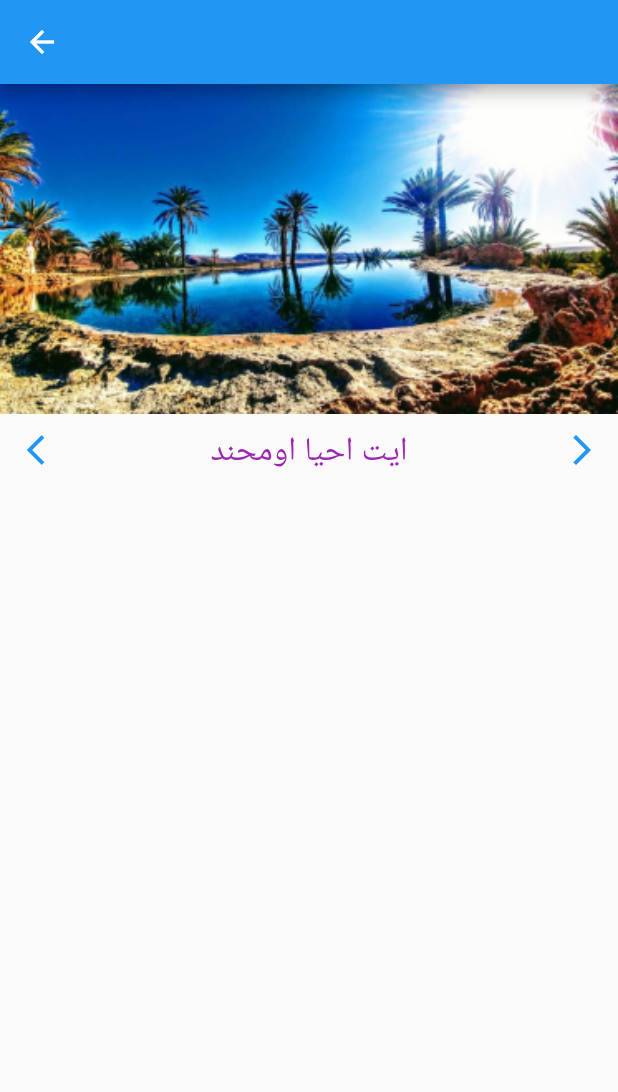
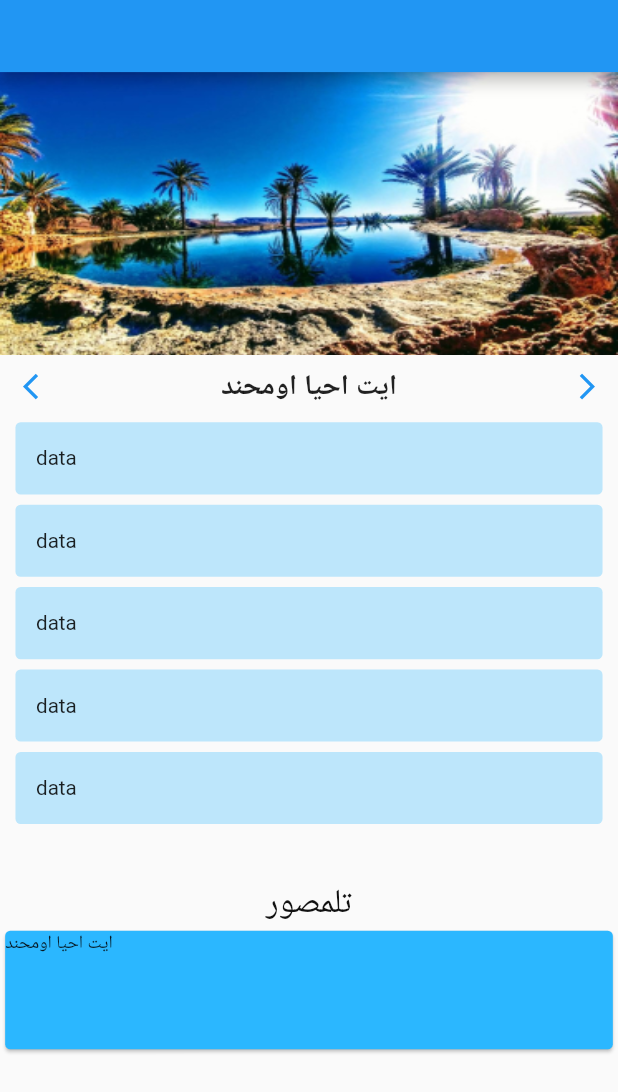
Before and after one commit to oussaid1/lhbat, a Flutter app: the screen it shows after launch, after a tap on the "arrow forward ios" icon, on a phone screen of 412 x 824 dp. Shown: the top 1092 px of the screen. Run offline on Flutter 3.47's test engine with Material 2 defaults, Android fonts, the phone set to English and light mode, and no system bars; our stand-ins replace flutter_svg, google_fonts, responsive_framework.

Commit message:
ver 0.0.1

```diff
--- /dev/null
+++ b/lib/components.dart
@@ -0,0 +1,6 @@
+export 'settings/settings.dart';
+export 'settings/theme.dart';
+export 'screens/home/home/home.dart';
+export 'screens/home/welcome.dart';
+export 'package:flutter/material.dart';
+export 'package:lhbat/settings/theme/typography.dart';
--- a/lib/main.dart
+++ b/lib/main.dart
@@ -1,5 +1,9 @@
 import 'package:flutter/material.dart';
+import 'package:lhbat/screens/home/home/home.dart';
 import 'package:lhbat/screens/home/welcome.dart';
+import 'package:responsive_framework/responsive_framework.dart';
+
+import 'routing/routes.dart';
 
 void main() {
   runApp(const MyApp());
@@ -11,11 +15,34 @@ class MyApp extends StatelessWidget {
   @override
   Widget build(BuildContext context) {
     return MaterialApp(
-      title: 'Flutter Demo',
+      debugShowCheckedModeBanner: false,
+      builder: (context, widget) => ResponsiveWrapper.builder(widget,
+          maxWidth: 1200,
+          minWidth: 480,
+          defaultScale: true,
+          breakpoints: [
+            const ResponsiveBreakpoint.resize(480, name: MOBILE),
+            const ResponsiveBreakpoint.autoScale(800, name: TABLET),
+            const ResponsiveBreakpoint.resize(1000, name: DESKTOP),
+          ],
+          background: Container(color: const Color(0xFFF5F5F5))),
+      title: 'Lhbat',
       theme: ThemeData(
         primarySwatch: Colors.blue,
       ),
-      home: const Welcome(),
+      onGenerateRoute: (RouteSettings settings) {
+        return Routes.fadeThrough(settings, (context) {
+          switch (settings.name) {
+            case Routes.home:
+              return const Home();
+            case Routes.welcome:
+              return const Welcome();
+
+            default:
+              return const SizedBox.shrink();
+          }
+        });
+      },
     );
   }
 }
--- /dev/null
+++ b/lib/routing/routes.dart
@@ -0,0 +1,20 @@
+import 'package:animations/animations.dart';
+import 'package:flutter/widgets.dart';
+
+class Routes {
+  static const String home = "/";
+  static const String welcome = "welcome";
+  static const String settings = "settings";
+
+  static Route<T> fadeThrough<T>(RouteSettings settings, WidgetBuilder page,
+      {int duration = 300}) {
+    return PageRouteBuilder<T>(
+      settings: settings,
+      transitionDuration: Duration(milliseconds: duration),
+      pageBuilder: (context, animation, secondaryAnimation) => page(context),
+      transitionsBuilder: (context, animation, secondaryAnimation, child) {
+        return FadeScaleTransition(animation: animation, child: child);
+      },
+    );
+  }
+}
--- a/lib/screens/home/home.dart
+++ /dev/null
@@ -1,50 +0,0 @@
-import 'package:flutter/material.dart';
-
-class Home extends StatelessWidget {
-  const Home({Key? key}) : super(key: key);
-
-  @override
-  Widget build(BuildContext context) {
-    const String current = "ايت احيا اومحند";
-    const String assetName = 'assets/images/topimage.jpg';
-    final Widget topImage = Image.asset(
-      assetName,
-      fit: BoxFit.fill,
-    );
-    return Scaffold(
-      appBar: AppBar(),
-      body: Column(
-        children: [
-          SizedBox(
-            height: 220,
-            width: MediaQuery.of(context).size.width,
-            child: Container(
-              child: topImage,
-            ),
-          ),
-          Row(
-            mainAxisAlignment: MainAxisAlignment.spaceBetween,
-            children: [
-              IconButton(
-                onPressed: () {},
-                icon: const Icon(
-                  Icons.arrow_back_ios_sharp,
-                  color: Colors.blue,
-                ),
-              ),
-              const Text(current,
-                  style: TextStyle(color: Colors.purple, fontSize: 22)),
-              IconButton(
-                onPressed: () {},
-                icon: const Icon(
-                  Icons.arrow_forward_ios_sharp,
-                  color: Colors.blue,
-                ),
-              ),
-            ],
-          )
-        ],
-      ),
-    );
-  }
-}
--- /dev/null
+++ b/lib/screens/home/home/bottom_wdget.dart
@@ -0,0 +1,28 @@
+import 'package:lhbat/components.dart';
+import 'package:lhbat/settings/theme/typography.dart';
+
+class BottomWidget extends StatelessWidget {
+  const BottomWidget({Key? key, required this.telmsour}) : super(key: key);
+  final String telmsour;
+  @override
+  Widget build(BuildContext context) {
+    return SizedBox(
+      child: Column(
+        children: [
+          Text(
+            "تلمصور",
+            style: MTypography.headlineTextStyle,
+          ),
+          SizedBox(
+            width: MediaQuery.of(context).size.width,
+            height: 100,
+            child: Card(
+              color: MTypography.primaryColor,
+              child: Text(telmsour),
+            ),
+          ),
+        ],
+      ),
+    );
+  }
+}
--- /dev/null
+++ b/lib/screens/home/home/centre_list.dart
@@ -0,0 +1,26 @@
+import 'package:lhbat/components.dart';
+import 'package:lhbat/settings/theme/typography.dart';
+
+class CentreList extends StatelessWidget {
+  const CentreList({Key? key}) : super(key: key);
+
+  @override
+  Widget build(BuildContext context) {
+    return ListView.builder(
+      itemCount: 5,
+      itemBuilder: (context, index) {
+        return Padding(
+          padding: const EdgeInsets.only(left: 8.0, right: 8),
+          child: Card(
+            elevation: 0,
+            color: MTypography.secondaryColor,
+            child: const ListTile(
+              title: Text("data"),
+              focusColor: Colors.blue,
+            ),
+          ),
+        );
+      },
+    );
+  }
+}
--- /dev/null
+++ b/lib/screens/home/home/home.dart
@@ -0,0 +1,63 @@
+import 'package:flutter/material.dart';
+import 'package:flutter/rendering.dart';
+import 'package:lhbat/screens/home/home/bottom_wdget.dart';
+import 'package:lhbat/screens/home/home/centre_list.dart';
+
+class Home extends StatelessWidget {
+  const Home({Key? key}) : super(key: key);
+
+  @override
+  Widget build(BuildContext context) {
+    const String current = "ايت احيا اومحند";
+    const String assetName = 'assets/images/topimage.jpg';
+    final Widget topImage = Image.asset(
+      assetName,
+      fit: BoxFit.fill,
+    );
+    return Scaffold(
+      appBar: AppBar(),
+      body: SingleChildScrollView(
+        child: Column(
+          children: [
+            SizedBox(
+              height: 220,
+              width: MediaQuery.of(context).size.width,
+              child: Container(
+                child: topImage,
+              ),
+            ),
+            Row(
+              mainAxisAlignment: MainAxisAlignment.spaceBetween,
+              children: [
+                IconButton(
+                  onPressed: () {},
+                  icon: const Icon(
+                    Icons.arrow_back_ios_sharp,
+                    color: Colors.blue,
+                  ),
+                ),
+                const Text(current,
+                    style:
+                        TextStyle(fontWeight: FontWeight.bold, fontSize: 22)),
+                IconButton(
+                  onPressed: () {},
+                  icon: const Icon(
+                    Icons.arrow_forward_ios_sharp,
+                    color: Colors.blue,
+                  ),
+                ),
+              ],
+            ),
+            SizedBox(
+                height: 360,
+                width: MediaQuery.of(context).size.width,
+                child: const CentreList()),
+            const BottomWidget(
+              telmsour: current,
+            ),
+          ],
+        ),
+      ),
+    );
+  }
+}
--- a/lib/screens/home/welcome.dart
+++ b/lib/screens/home/welcome.dart
@@ -1,6 +1,6 @@
 import 'package:flutter/material.dart';
 import 'package:flutter_svg/svg.dart';
-import 'package:lhbat/screens/home/home.dart';
+import 'package:lhbat/screens/home/home/home.dart';
 
 class Welcome extends StatelessWidget {
   const Welcome({Key? key}) : super(key: key);
--- a/lib/settings/theme.dart
+++ b/lib/settings/theme.dart
@@ -2,7 +2,6 @@ import 'dart:ui';
 
 import 'package:flutter/cupertino.dart';
 import 'package:flutter/material.dart';
-import 'package:google_fonts/google_fonts.dart';
 
 class MThemeData {
   MThemeData._();
@@ -109,11 +108,5 @@ class MThemeData {
     brightness: Brightness.dark,
   );
 
-  static const _light = FontWeight.w300;
-  static const _regular = FontWeight.w400;
-  static const _medium = FontWeight.w500;
-  static const _semiBold = FontWeight.w600;
-  static const _bold = FontWeight.bold;
-
   static const TextStyle _textStyle = TextStyle(color: Colors.black);
 }
--- /dev/null
+++ b/lib/settings/theme/typography.dart
@@ -0,0 +1,34 @@
+import 'package:flutter/painting.dart';
+import 'package:google_fonts/google_fonts.dart';
+
+class MTypography {
+// Simple
+  static TextStyle headlineTextStyle = GoogleFonts.montserrat(
+      textStyle: TextStyle(
+          fontSize: 26,
+          color: textPrimary,
+          letterSpacing: 1.5,
+          fontWeight: FontWeight.w300));
+
+  static TextStyle headlineSecondaryTextStyle = GoogleFonts.montserrat(
+      textStyle: TextStyle(
+          fontSize: 20, color: textPrimary, fontWeight: FontWeight.w300));
+
+  static TextStyle subtitleTextStyle = GoogleFonts.openSans(
+      textStyle:
+          TextStyle(fontSize: 14, color: textSecondary, letterSpacing: 1));
+
+  static TextStyle bodyTextStyle = GoogleFonts.openSans(
+      textStyle: TextStyle(fontSize: 14, color: textPrimary));
+
+  static TextStyle buttonTextStyle = GoogleFonts.montserrat(
+      textStyle: TextStyle(fontSize: 14, color: textPrimary, letterSpacing: 1));
+
+// Advanced
+  static Color textPrimary = const Color(0xFF111111);
+  static Color textSecondary = const Color(0xFF3A3A3A);
+  static Color primaryColor = const Color(0xFF2BB7FF);
+  static Color secondaryColor = const Color(0xFFBDE6FB);
+  static Color black = const Color(0x00000000);
+  static Color white = const Color(0xFFffffff);
+}
--- a/pubspec.yaml
+++ b/pubspec.yaml
@@ -34,6 +34,8 @@ dependencies:
   flutter_svg: ^0.22.0
   google_fonts: ^2.1.0
   riverpod: ^0.14.0+3
+  responsive_framework: ^0.1.4
+  animations: ^2.0.0
 
 dev_dependencies:
   flutter_lints: ^1.0.0
```
Also changed, not shown: lib/models/meal.dart (added), lib/models/talayisk.dart (added), lib/models/telmsour.dart (added), pubspec.lock.
